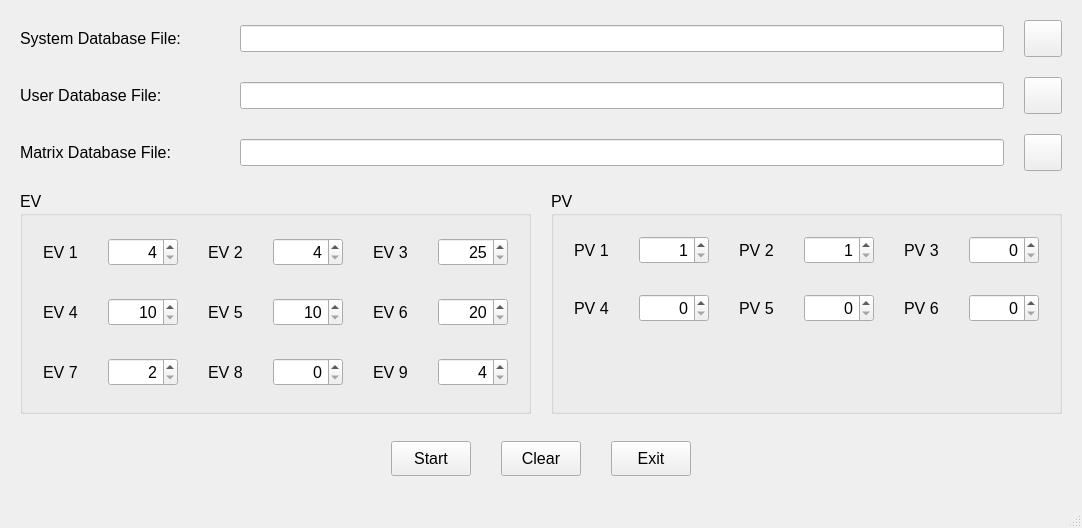
This is ui/tps.ui in joshuad31/TandaPay-Simulation as Qt 5 draws it before an edit. The edited form follows.
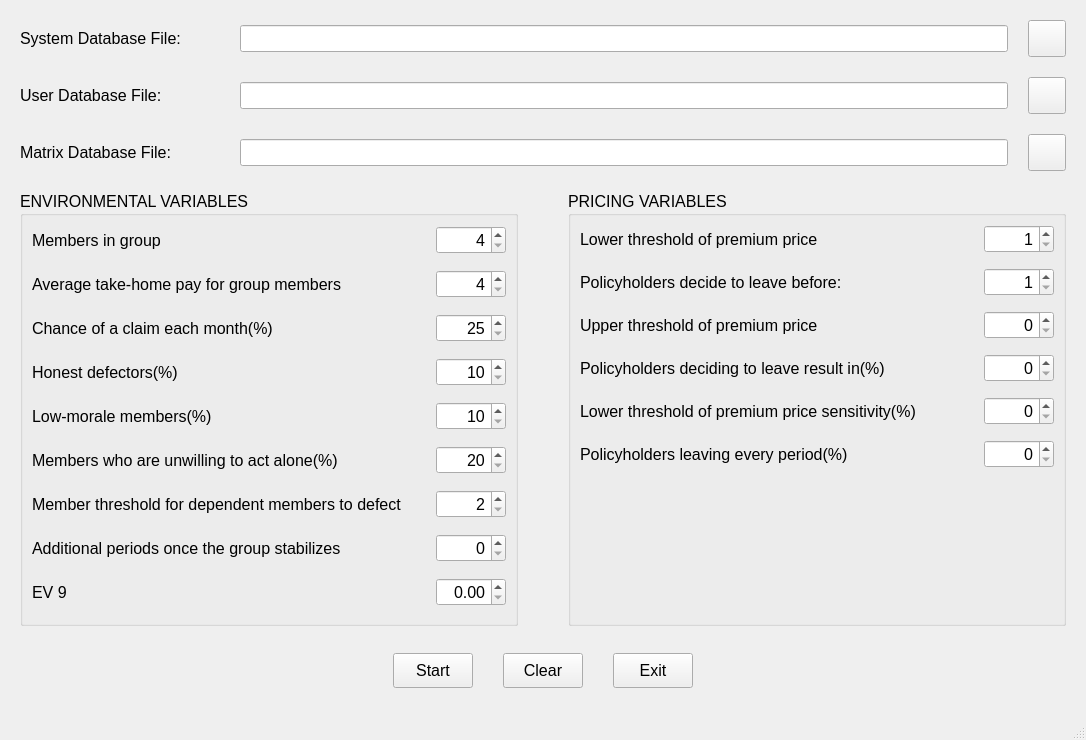
This is the edited form. Icons and pictures are not drawn.

Patch:
```diff
--- a/ui/tps.ui
+++ b/ui/tps.ui
@@ -6,8 +6,8 @@
    <rect>
     <x>0</x>
     <y>0</y>
-    <width>946</width>
-    <height>528</height>
+    <width>1086</width>
+    <height>740</height>
    </rect>
   </property>
   <property name="font">
@@ -160,6 +160,9 @@
     </item>
     <item>
      <layout class="QHBoxLayout" name="horizontalLayout_4">
+      <property name="spacing">
+       <number>50</number>
+      </property>
       <item>
        <widget class="QGroupBox" name="groupBox">
         <property name="sizePolicy">
@@ -169,35 +172,21 @@
          </sizepolicy>
         </property>
         <property name="title">
-         <string>EV</string>
+         <string>ENVIRONMENTAL VARIABLES</string>
         </property>
         <layout class="QVBoxLayout" name="verticalLayout_2">
          <property name="spacing">
-          <number>30</number>
-         </property>
-         <property name="leftMargin">
-          <number>20</number>
-         </property>
-         <property name="topMargin">
-          <number>20</number>
-         </property>
-         <property name="rightMargin">
-          <number>20</number>
-         </property>
-         <property name="bottomMargin">
-          <number>20</number>
-         </property>
-         <item>
-          <layout class="QHBoxLayout" name="horizontalLayout_14">
-           <property name="spacing">
-            <number>30</number>
+          <number>15</number>
            </property>
            <item>
             <layout class="QHBoxLayout" name="horizontalLayout_5">
+           <property name="spacing">
+            <number>10</number>
+           </property>
              <item>
               <widget class="QLabel" name="label_4">
                <property name="text">
-                <string>EV 1</string>
+              <string>Members in group</string>
                </property>
               </widget>
              </item>
@@ -209,6 +198,15 @@
                  <height>0</height>
                 </size>
                </property>
+             <property name="maximumSize">
+              <size>
+               <width>70</width>
+               <height>16777215</height>
+              </size>
+             </property>
+             <property name="toolTip">
+              <string>How many members are in the group?</string>
+             </property>
                <property name="alignment">
                 <set>Qt::AlignRight|Qt::AlignTrailing|Qt::AlignVCenter</set>
                </property>
@@ -224,10 +222,13 @@
            </item>
            <item>
             <layout class="QHBoxLayout" name="horizontalLayout_6">
+           <property name="spacing">
+            <number>10</number>
+           </property>
              <item>
               <widget class="QLabel" name="label_5">
                <property name="text">
-                <string>EV 2</string>
+              <string>Average take-home pay for group members</string>
                </property>
               </widget>
              </item>
@@ -239,6 +240,15 @@
                  <height>0</height>
                 </size>
                </property>
+             <property name="maximumSize">
+              <size>
+               <width>70</width>
+               <height>16777215</height>
+              </size>
+             </property>
+             <property name="toolTip">
+              <string>Average take-home pay for group members?</string>
+             </property>
                <property name="alignment">
                 <set>Qt::AlignRight|Qt::AlignTrailing|Qt::AlignVCenter</set>
                </property>
@@ -254,10 +264,13 @@
            </item>
            <item>
             <layout class="QHBoxLayout" name="horizontalLayout_7">
+           <property name="spacing">
+            <number>10</number>
+           </property>
              <item>
               <widget class="QLabel" name="label_6">
                <property name="text">
-                <string>EV 3</string>
+              <string>Chance of a claim each month(%)</string>
                </property>
               </widget>
              </item>
@@ -269,6 +282,15 @@
                  <height>0</height>
                 </size>
                </property>
+             <property name="maximumSize">
+              <size>
+               <width>70</width>
+               <height>16777215</height>
+              </size>
+             </property>
+             <property name="toolTip">
+              <string>What is the chance of a claim each month?</string>
+             </property>
                <property name="alignment">
                 <set>Qt::AlignRight|Qt::AlignTrailing|Qt::AlignVCenter</set>
                </property>
@@ -282,19 +304,15 @@
              </item>
             </layout>
            </item>
-          </layout>
-         </item>
-         <item>
-          <layout class="QHBoxLayout" name="horizontalLayout_15">
-           <property name="spacing">
-            <number>30</number>
-           </property>
            <item>
             <layout class="QHBoxLayout" name="horizontalLayout_8">
+           <property name="spacing">
+            <number>10</number>
+           </property>
              <item>
               <widget class="QLabel" name="label_7">
                <property name="text">
-                <string>EV 4</string>
+              <string>Honest defectors(%)</string>
                </property>
               </widget>
              </item>
@@ -306,6 +324,15 @@
                  <height>0</height>
                 </size>
                </property>
+             <property name="maximumSize">
+              <size>
+               <width>70</width>
+               <height>16777215</height>
+              </size>
+             </property>
+             <property name="toolTip">
+              <string>What is the percentage of honest defectors?</string>
+             </property>
                <property name="alignment">
                 <set>Qt::AlignRight|Qt::AlignTrailing|Qt::AlignVCenter</set>
                </property>
@@ -321,10 +348,13 @@
            </item>
            <item>
             <layout class="QHBoxLayout" name="horizontalLayout_9">
+           <property name="spacing">
+            <number>10</number>
+           </property>
              <item>
               <widget class="QLabel" name="label_8">
                <property name="text">
-                <string>EV 5</string>
+              <string>Low-morale members(%)</string>
                </property>
               </widget>
              </item>
@@ -336,6 +366,15 @@
                  <height>0</height>
                 </size>
                </property>
+             <property name="maximumSize">
+              <size>
+               <width>70</width>
+               <height>16777215</height>
+              </size>
+             </property>
+             <property name="toolTip">
+              <string>What is the percentage of low-morale members?</string>
+             </property>
                <property name="alignment">
                 <set>Qt::AlignRight|Qt::AlignTrailing|Qt::AlignVCenter</set>
                </property>
@@ -351,10 +390,13 @@
            </item>
            <item>
             <layout class="QHBoxLayout" name="horizontalLayout_10">
+           <property name="spacing">
+            <number>10</number>
+           </property>
              <item>
               <widget class="QLabel" name="label_9">
                <property name="text">
-                <string>EV 6</string>
+              <string>Members who are unwilling to act alone(%)</string>
                </property>
               </widget>
              </item>
@@ -366,6 +408,15 @@
                  <height>0</height>
                 </size>
                </property>
+             <property name="maximumSize">
+              <size>
+               <width>70</width>
+               <height>16777215</height>
+              </size>
+             </property>
+             <property name="toolTip">
+              <string>What is the percentage of members who are unwilling to act alone?</string>
+             </property>
                <property name="alignment">
                 <set>Qt::AlignRight|Qt::AlignTrailing|Qt::AlignVCenter</set>
                </property>
@@ -379,19 +430,15 @@
              </item>
             </layout>
            </item>
-          </layout>
-         </item>
-         <item>
-          <layout class="QHBoxLayout" name="horizontalLayout_16">
-           <property name="spacing">
-            <number>30</number>
-           </property>
            <item>
             <layout class="QHBoxLayout" name="horizontalLayout_11">
+           <property name="spacing">
+            <number>10</number>
+           </property>
              <item>
               <widget class="QLabel" name="label_10">
                <property name="text">
-                <string>EV 7</string>
+              <string>Member threshold for dependent members to defect</string>
                </property>
               </widget>
              </item>
@@ -403,6 +450,15 @@
                  <height>0</height>
                 </size>
                </property>
+             <property name="maximumSize">
+              <size>
+               <width>70</width>
+               <height>16777215</height>
+              </size>
+             </property>
+             <property name="toolTip">
+              <string>What is the member threshold needed for dependent members to defect?</string>
+             </property>
                <property name="alignment">
                 <set>Qt::AlignRight|Qt::AlignTrailing|Qt::AlignVCenter</set>
                </property>
@@ -418,10 +474,13 @@
            </item>
            <item>
             <layout class="QHBoxLayout" name="horizontalLayout_12">
+           <property name="spacing">
+            <number>10</number>
+           </property>
              <item>
               <widget class="QLabel" name="label_11">
                <property name="text">
-                <string>EV 8</string>
+              <string>Additional periods once the group stabilizes</string>
                </property>
               </widget>
              </item>
@@ -433,6 +492,15 @@
                  <height>0</height>
                 </size>
                </property>
+             <property name="maximumSize">
+              <size>
+               <width>70</width>
+               <height>16777215</height>
+              </size>
+             </property>
+             <property name="toolTip">
+              <string>Once the group stabilizes how many additional periods will there be?</string>
+             </property>
                <property name="alignment">
                 <set>Qt::AlignRight|Qt::AlignTrailing|Qt::AlignVCenter</set>
                </property>
@@ -448,6 +516,9 @@
            </item>
            <item>
             <layout class="QHBoxLayout" name="horizontalLayout_13">
+           <property name="spacing">
+            <number>10</number>
+           </property>
              <item>
               <widget class="QLabel" name="label_12">
                <property name="text">
@@ -456,25 +527,20 @@
               </widget>
              </item>
              <item>
-              <widget class="QSpinBox" name="ev_8">
-               <property name="minimumSize">
+            <widget class="QDoubleSpinBox" name="ev_8">
+             <property name="maximumSize">
                 <size>
                  <width>70</width>
-                 <height>0</height>
+               <height>16777215</height>
                 </size>
                </property>
                <property name="alignment">
                 <set>Qt::AlignRight|Qt::AlignTrailing|Qt::AlignVCenter</set>
                </property>
-               <property name="minimum">
-                <number>4</number>
-               </property>
                <property name="maximum">
-                <number>9999</number>
-               </property>
-              </widget>
-             </item>
-            </layout>
+              <double>1.000000000000000</double>
+             </property>
+            </widget>
            </item>
           </layout>
          </item>
@@ -490,35 +556,18 @@
          </sizepolicy>
         </property>
         <property name="title">
-         <string>PV</string>
+         <string>PRICING VARIABLES</string>
         </property>
         <layout class="QVBoxLayout" name="verticalLayout_3">
          <property name="spacing">
-          <number>30</number>
-         </property>
-         <property name="leftMargin">
-          <number>20</number>
-         </property>
-         <property name="topMargin">
-          <number>20</number>
-         </property>
-         <property name="rightMargin">
-          <number>20</number>
-         </property>
-         <property name="bottomMargin">
-          <number>20</number>
-         </property>
-         <item>
-          <layout class="QHBoxLayout" name="horizontalLayout_17">
-           <property name="spacing">
-            <number>30</number>
+          <number>15</number>
            </property>
            <item>
             <layout class="QHBoxLayout" name="horizontalLayout_18">
              <item>
               <widget class="QLabel" name="label_13">
                <property name="text">
-                <string>PV 1</string>
+              <string>Lower threshold of premium price</string>
                </property>
               </widget>
              </item>
@@ -530,6 +579,15 @@
                  <height>0</height>
                 </size>
                </property>
+             <property name="maximumSize">
+              <size>
+               <width>70</width>
+               <height>16777215</height>
+              </size>
+             </property>
+             <property name="toolTip">
+              <string>The premium price must exceed this minimum threshold</string>
+             </property>
                <property name="alignment">
                 <set>Qt::AlignRight|Qt::AlignTrailing|Qt::AlignVCenter</set>
                </property>
@@ -548,7 +606,7 @@
              <item>
               <widget class="QLabel" name="label_14">
                <property name="text">
-                <string>PV 2</string>
+              <string>Policyholders decide to leave before:</string>
                </property>
               </widget>
              </item>
@@ -560,6 +618,15 @@
                  <height>0</height>
                 </size>
                </property>
+             <property name="maximumSize">
+              <size>
+               <width>70</width>
+               <height>16777215</height>
+              </size>
+             </property>
+             <property name="toolTip">
+              <string>Before this many policyholders decide to leave</string>
+             </property>
                <property name="alignment">
                 <set>Qt::AlignRight|Qt::AlignTrailing|Qt::AlignVCenter</set>
                </property>
@@ -578,7 +645,7 @@
              <item>
               <widget class="QLabel" name="label_15">
                <property name="text">
-                <string>PV 3</string>
+              <string>Upper threshold of premium price</string>
                </property>
               </widget>
              </item>
@@ -590,6 +657,12 @@
                  <height>0</height>
                 </size>
                </property>
+             <property name="maximumSize">
+              <size>
+               <width>70</width>
+               <height>16777215</height>
+              </size>
+             </property>
                <property name="alignment">
                 <set>Qt::AlignRight|Qt::AlignTrailing|Qt::AlignVCenter</set>
                </property>
@@ -603,19 +676,12 @@
              </item>
             </layout>
            </item>
-          </layout>
-         </item>
-         <item>
-          <layout class="QHBoxLayout" name="horizontalLayout_21">
-           <property name="spacing">
-            <number>30</number>
-           </property>
            <item>
             <layout class="QHBoxLayout" name="horizontalLayout_22">
              <item>
               <widget class="QLabel" name="label_16">
                <property name="text">
-                <string>PV 4</string>
+              <string>Policyholders deciding to leave result in(%)</string>
                </property>
               </widget>
              </item>
@@ -627,6 +693,15 @@
                  <height>0</height>
                 </size>
                </property>
+             <property name="maximumSize">
+              <size>
+               <width>70</width>
+               <height>16777215</height>
+              </size>
+             </property>
+             <property name="toolTip">
+              <string>Resulting in this percentage of policyholders deciding to leave</string>
+             </property>
                <property name="alignment">
                 <set>Qt::AlignRight|Qt::AlignTrailing|Qt::AlignVCenter</set>
                </property>
@@ -634,7 +709,7 @@
                 <number>0</number>
                </property>
                <property name="maximum">
-                <number>9999</number>
+              <number>100</number>
                </property>
               </widget>
              </item>
@@ -645,7 +720,7 @@
              <item>
               <widget class="QLabel" name="label_17">
                <property name="text">
-                <string>PV 5</string>
+              <string>Lower threshold of premium price sensitivity(%)</string>
                </property>
               </widget>
              </item>
@@ -657,6 +732,15 @@
                  <height>0</height>
                 </size>
                </property>
+             <property name="maximumSize">
+              <size>
+               <width>70</width>
+               <height>16777215</height>
+              </size>
+             </property>
+             <property name="toolTip">
+              <string> If the premium increases beyond this percentage</string>
+             </property>
                <property name="alignment">
                 <set>Qt::AlignRight|Qt::AlignTrailing|Qt::AlignVCenter</set>
                </property>
@@ -664,7 +748,7 @@
                 <number>0</number>
                </property>
                <property name="maximum">
-                <number>9999</number>
+              <number>100</number>
                </property>
               </widget>
              </item>
@@ -675,7 +759,7 @@
              <item>
               <widget class="QLabel" name="label_18">
                <property name="text">
-                <string>PV 6</string>
+              <string>Policyholders leaving every period(%)</string>
                </property>
               </widget>
              </item>
@@ -687,6 +771,15 @@
                  <height>0</height>
                 </size>
                </property>
+             <property name="maximumSize">
+              <size>
+               <width>70</width>
+               <height>16777215</height>
+              </size>
+             </property>
+             <property name="toolTip">
+              <string>Then this percentage of policyholders will leave every period</string>
+             </property>
                <property name="alignment">
                 <set>Qt::AlignRight|Qt::AlignTrailing|Qt::AlignVCenter</set>
                </property>
@@ -694,11 +787,9 @@
                 <number>0</number>
                </property>
                <property name="maximum">
-                <number>9999</number>
-               </property>
-              </widget>
-             </item>
-            </layout>
+              <number>100</number>
+             </property>
+            </widget>
            </item>
           </layout>
          </item>
```
Left out of the diff: 6 changed lines with no effect on the pictures. Lines whose indentation alone changed are shown as unchanged.
